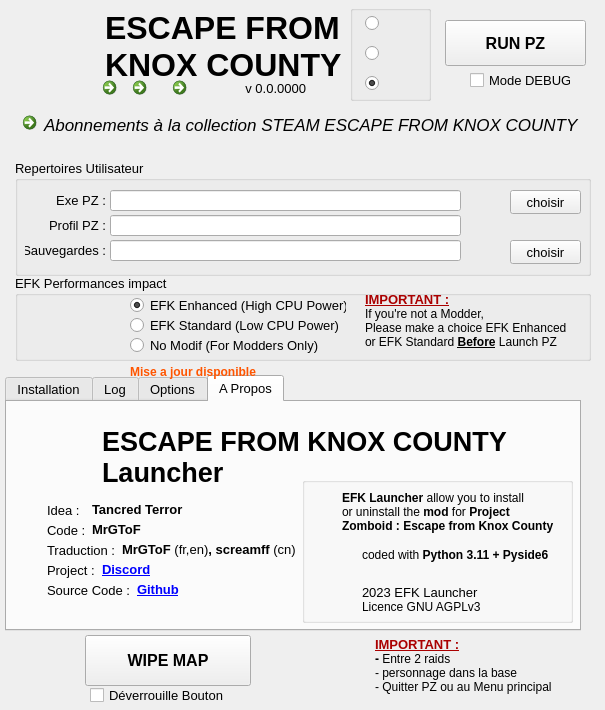
The window that principale.ui (ChristopheTdn/EFK-Launcher) describes before a commit, drawn with Qt 5.
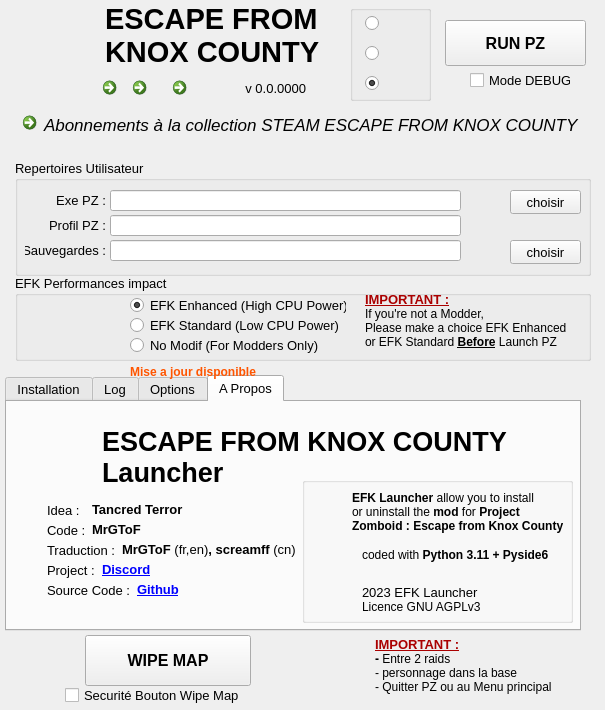
The same window after the commit. The open tabs and pages were chosen to show the change. Icons and pictures are not drawn.

Commit message: gestion lock WIPE MAP

Patch:
```diff
--- a/principale.ui
+++ b/principale.ui
@@ -639,9 +639,9 @@
       <widget class="QLabel" name="label_20">
        <property name="geometry">
         <rect>
-         <x>40</x>
+         <x>50</x>
          <y>10</y>
-         <width>221</width>
+         <width>211</width>
          <height>51</height>
         </rect>
        </property>
@@ -924,13 +924,13 @@
     <property name="geometry">
      <rect>
       <x>105</x>
-      <y>10</y>
+      <y>0</y>
       <width>241</width>
       <height>71</height>
      </rect>
     </property>
     <property name="text">
-     <string>&lt;html&gt;&lt;head/&gt;&lt;body&gt;&lt;p align=&quot;justify&quot;&gt;&lt;span style=&quot; font-size:24pt; font-weight:700;&quot;&gt;ESCAPE FROM&lt;br/&gt;KNOX COUNTY&lt;/span&gt;&lt;/p&gt;&lt;/body&gt;&lt;/html&gt;</string>
+     <string>&lt;html&gt;&lt;head/&gt;&lt;body&gt;&lt;p align=&quot;justify&quot;&gt;&lt;span style=&quot; font-size:22pt; font-weight:700;&quot;&gt;ESCAPE FROM&lt;br/&gt;KNOX COUNTY&lt;/span&gt;&lt;/p&gt;&lt;/body&gt;&lt;/html&gt;</string>
     </property>
    </widget>
    <widget class="QLabel" name="label_2">
@@ -1468,14 +1468,18 @@
    <widget class="QCheckBox" name="checkBox_unlock">
     <property name="geometry">
      <rect>
-      <x>90</x>
+      <x>65</x>
       <y>685</y>
-      <width>161</width>
+      <width>211</width>
       <height>20</height>
      </rect>
     </property>
     <property name="text">
-     <string>Déverrouille Bouton</string>
+     <string>Securité Bouton Wipe Map</string>
+    </property>
+    <property name="icon">
+     <iconset resource="ressources.qrc">
+      <normaloff>:/gfx/gfx/danger.png</normaloff>:/gfx/gfx/danger.png</iconset>
     </property>
    </widget>
   </widget>
```
Left out of the diff: 6 changed lines with no effect on the pictures. The commit also changes 3 other files.
